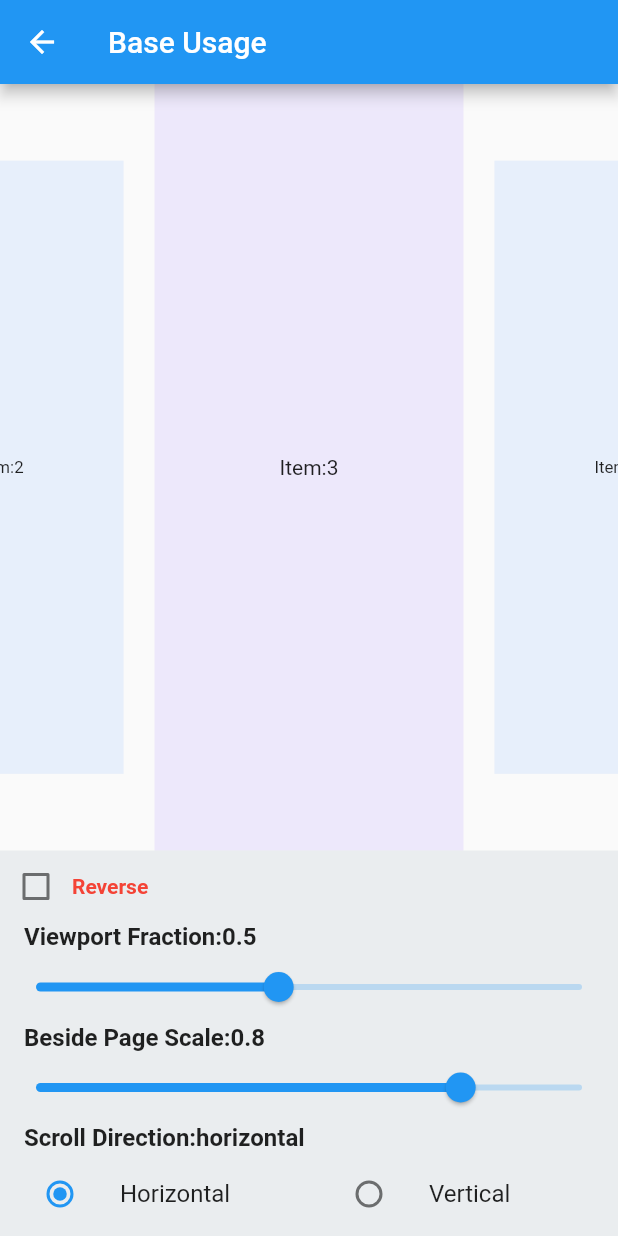
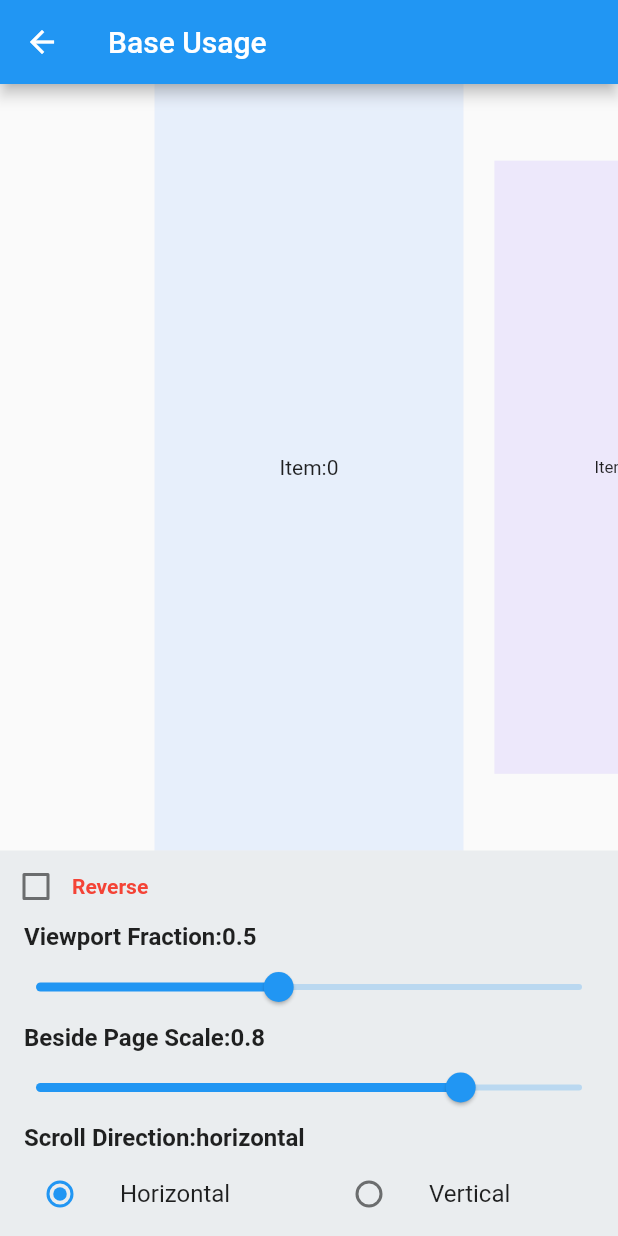
Before and after one commit to zyzdev/dismissible_carousel_viewpager, a Flutter app: the BaseUsagePage screen opened directly, on a phone screen of 412 x 824 dp. Run offline on Flutter 3.47's test engine with Material 2 defaults, Android fonts, the phone set to English and light mode, and no system bars.

Commit message:
Revert "doc: update README and demo."
This reverts commit cb5d5cfb9e79817404f59b619dda927008121101.

```diff
--- a/example/lib/demo/base_usage_page.dart
+++ b/example/lib/demo/base_usage_page.dart
@@ -43,7 +43,22 @@ class _BaseUsagePageState extends State<BaseUsagePage> {
     );
   }
 
-  Widget get _viewPager => DismissibleCarouselViewPager(
+  Widget get _viewPager =>
+      DismissibleCarouselViewPager(
+        viewportFraction: 0.5,
+        besidePageScale: 0.8,
+        itemBuilder: (context, index) {
+          return Container(
+            alignment: Alignment.center,
+            color: index.isEven
+                ? Colors.blueAccent.withOpacity(0.1)
+                : Colors.deepPurpleAccent.withOpacity(0.1),
+            child: Text("Item:$index"),
+          );
+        },
+        itemCount: 100,
+      );
+/*      DismissibleCarouselViewPager(
         /// width of selected page is half of screen width
         viewportFraction: _viewportFraction,
 
@@ -73,7 +88,7 @@ class _BaseUsagePageState extends State<BaseUsagePage> {
           child: Text("Item:${_item[index]}"),
         ),
         itemCount: _item.length,
-      );
+      );*/
 
   Widget get _options => ColoredBox(
         color: Colors.blueGrey.withOpacity(0.1),
@@ -123,7 +138,7 @@ class _BaseUsagePageState extends State<BaseUsagePage> {
               "Viewport Fraction:$_viewportFraction",
               style: Theme.of(context)
                   .textTheme
-                  .titleMedium!
+                  .subtitle1!
                   .copyWith(fontWeight: FontWeight.bold),
             )
           ],
@@ -158,7 +173,7 @@ class _BaseUsagePageState extends State<BaseUsagePage> {
               "Beside Page Scale:$_besidePageScale",
               style: Theme.of(context)
                   .textTheme
-                  .titleMedium!
+                  .subtitle1!
                   .copyWith(fontWeight: FontWeight.bold),
             )
           ],
@@ -193,7 +208,7 @@ class _BaseUsagePageState extends State<BaseUsagePage> {
               "Scroll Direction:${_scrollDirection.name}",
               style: Theme.of(context)
                   .textTheme
-                  .titleMedium!
+                  .subtitle1!
                   .copyWith(fontWeight: FontWeight.bold),
             )
           ],
--- a/pubspec.yaml
+++ b/pubspec.yaml
@@ -1,6 +1,6 @@
 name: dismissible_carousel_viewpager
 description: This is a view pager provides carousel effect and dismissal animation when page was removed.
-version: 0.0.6
+version: 0.0.5
 homepage: https://github.com/zyzdev/dismissible_carousel_viewpager
 
 environment:
```
Also changed, not shown: 2 other files. Lines whose indentation alone changed are shown as unchanged.
